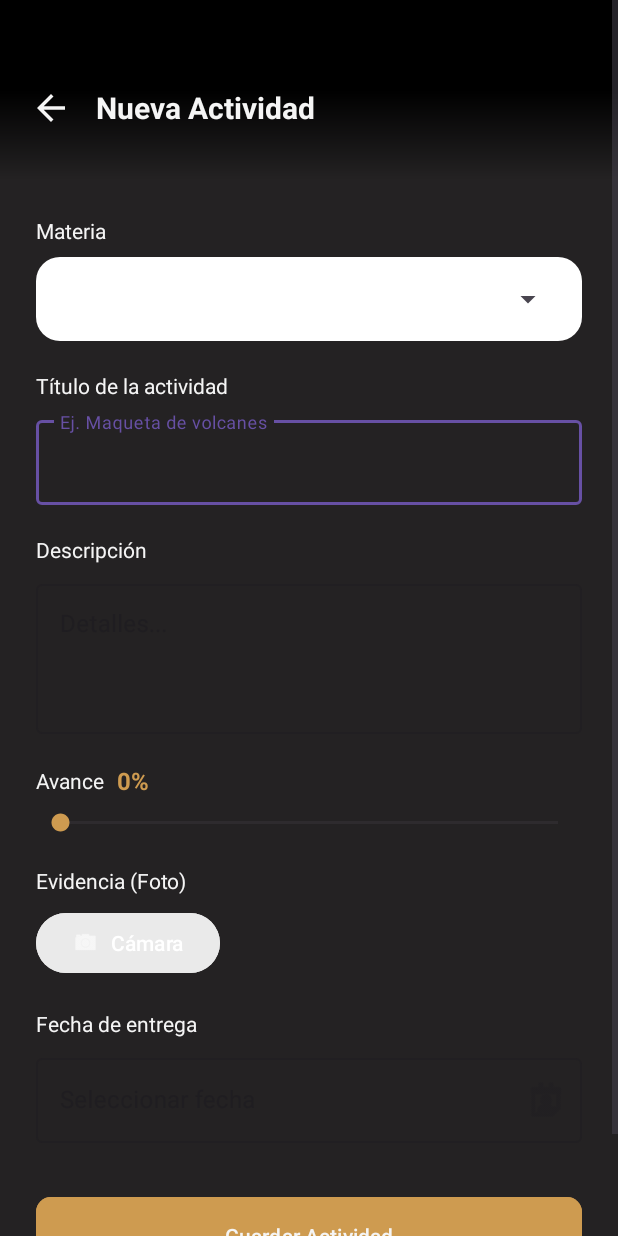
After one commit to IvanIza7/Unibook_DM, an Android app: the fragment AgregarActividad shown on its own in the app's theme, on a phone screen of 412 x 824 dp. The commit adds this screen. Run offline under Robolectric (Android 15) with nearby library versions, the phone set to English and light mode, and no system bars.

```diff
--- /dev/null
+++ b/app/src/main/java/com/navify/unibook/fragments/AgregarActividad.java
@@ -0,0 +1,66 @@
+package com.navify.unibook.fragments;
+
+import android.os.Bundle;
+
+import androidx.fragment.app.Fragment;
+
+import android.view.LayoutInflater;
+import android.view.View;
+import android.view.ViewGroup;
+
+import com.navify.unibook.R;
+
+/**
+ * A simple {@link Fragment} subclass.
+ * Use the {@link AgregarActividad#newInstance} factory method to
+ * create an instance of this fragment.
+ */
+public class AgregarActividad extends Fragment {
+
+    // TODO: Rename parameter arguments, choose names that match
+    // the fragment initialization parameters, e.g. ARG_ITEM_NUMBER
+    private static final String ARG_PARAM1 = "param1";
+    private static final String ARG_PARAM2 = "param2";
+
+    // TODO: Rename and change types of parameters
+    private String mParam1;
+    private String mParam2;
+
+    public AgregarActividad() {
+        // Required empty public constructor
+    }
+
+    /**
+     * Use this factory method to create a new instance of
+     * this fragment using the provided parameters.
+     *
+     * @param param1 Parameter 1.
+     * @param param2 Parameter 2.
+     * @return A new instance of fragment AgregarActividad.
+     */
+    // TODO: Rename and change types and number of parameters
+    public static AgregarActividad newInstance(String param1, String param2) {
+        AgregarActividad fragment = new AgregarActividad();
+        Bundle args = new Bundle();
+        args.putString(ARG_PARAM1, param1);
+        args.putString(ARG_PARAM2, param2);
+        fragment.setArguments(args);
+        return fragment;
+    }
+
+    @Override
+    public void onCreate(Bundle savedInstanceState) {
+        super.onCreate(savedInstanceState);
+        if (getArguments() != null) {
+            mParam1 = getArguments().getString(ARG_PARAM1);
+            mParam2 = getArguments().getString(ARG_PARAM2);
+        }
+    }
+
+    @Override
+    public View onCreateView(LayoutInflater inflater, ViewGroup container,
+                             Bundle savedInstanceState) {
+        // Inflate the layout for this fragment
+        return inflater.inflate(R.layout.fragment_agregar_actividad, container, false);
+    }
+}
--- a/app/src/main/res/drawable/bg_round_card.xml
+++ b/app/src/main/res/drawable/bg_round_card.xml
@@ -1,9 +1,7 @@
 <?xml version="1.0" encoding="utf-8"?>
 <shape xmlns:android="http://schemas.android.com/apk/res/android"
-    android:shape="oval">
+    android:shape="rectangle"> <solid android:color="#FFFFFF"/>
 
-    <solid android:color="#FFFFFF"/>
-    <size
-        android:width="50dp"
-        android:height="50dp"/>
+    <corners android:radius="16dp"/>
+
 </shape>
--- /dev/null
+++ b/app/src/main/res/layout/fragment_agregar_actividad.xml
@@ -0,0 +1,220 @@
+<?xml version="1.0" encoding="utf-8"?>
+<ScrollView xmlns:android="http://schemas.android.com/apk/res/android"
+    xmlns:app="http://schemas.android.com/apk/res-auto"
+    xmlns:tools="http://schemas.android.com/tools"
+    android:layout_width="match_parent"
+    android:layout_height="match_parent"
+    android:fillViewport="true"
+    android:background="@color/colorBackground">
+
+    <LinearLayout
+        android:orientation="vertical"
+        android:layout_width="match_parent"
+        android:layout_height="wrap_content">
+
+        <LinearLayout
+            android:layout_width="match_parent"
+            android:layout_height="120dp"
+            android:gravity="center_vertical"
+            android:paddingHorizontal="20dp"
+            android:paddingTop="24dp"
+            android:background="@drawable/bg_header_gradiente">
+
+            <ImageView
+                android:id="@+id/btnBack"
+                android:layout_width="28dp"
+                android:layout_height="28dp"
+                android:src="@drawable/ic_back"
+                app:tint="@color/colorTextOnDark" />
+
+            <TextView
+                android:layout_width="wrap_content"
+                android:layout_height="wrap_content"
+                android:layout_marginStart="16dp"
+                android:text="@string/titulo_agregar_actividad"
+                android:textColor="@color/colorTextOnDark"
+                android:textSize="20sp"
+                android:textStyle="bold" />
+        </LinearLayout>
+
+        <LinearLayout
+            android:layout_width="match_parent"
+            android:layout_height="wrap_content"
+            android:orientation="vertical"
+            android:padding="24dp">
+
+            <TextView
+                android:layout_width="wrap_content"
+                android:layout_height="wrap_content"
+                android:text="@string/materia"
+                android:textColor="@color/colorTextOnDark"
+                android:textSize="14sp" />
+
+            <FrameLayout
+                android:layout_width="match_parent"
+                android:layout_height="56dp"
+                android:layout_marginTop="8dp"
+                android:background="@drawable/bg_round_card"
+                android:paddingHorizontal="12dp">
+
+                <Spinner
+                    android:id="@+id/spinnerMaterias"
+                    android:layout_width="match_parent"
+                    android:layout_height="match_parent" />
+            </FrameLayout>
+
+            <TextView
+                android:layout_width="wrap_content"
+                android:layout_height="wrap_content"
+                android:layout_marginTop="20dp"
+                android:text="@string/titulo_actividad"
+                android:textColor="@color/colorTextOnDark"
+                android:textSize="14sp" />
+
+            <com.google.android.material.textfield.TextInputLayout
+                android:layout_width="match_parent"
+                android:layout_height="wrap_content"
+                android:layout_marginTop="8dp"
+                style="@style/Widget.MaterialComponents.TextInputLayout.OutlinedBox">
+
+                <com.google.android.material.textfield.TextInputEditText
+                    android:id="@+id/inputTitulo"
+                    android:layout_width="match_parent"
+                    android:layout_height="wrap_content"
+                    android:inputType="textCapSentences"
+                    android:hint="Ej. Maqueta de volcanes" />
+            </com.google.android.material.textfield.TextInputLayout>
+
+            <TextView
+                android:layout_width="wrap_content"
+                android:layout_height="wrap_content"
+                android:layout_marginTop="20dp"
+                android:text="@string/descripcion"
+                android:textColor="@color/colorTextOnDark"
+                android:textSize="14sp" />
+
+            <com.google.android.material.textfield.TextInputLayout
+                android:layout_width="match_parent"
+                android:layout_height="wrap_content"
+                android:layout_marginTop="8dp"
+                style="@style/Widget.MaterialComponents.TextInputLayout.OutlinedBox">
+
+                <com.google.android.material.textfield.TextInputEditText
+                    android:id="@+id/inputDescripcion"
+                    android:layout_width="match_parent"
+                    android:layout_height="100dp"
+                    android:gravity="top|start"
+                    android:inputType="textMultiLine"
+                    android:hint="Detalles..." />
+            </com.google.android.material.textfield.TextInputLayout>
+
+            <LinearLayout
+                android:layout_width="match_parent"
+                android:layout_height="wrap_content"
+                android:orientation="horizontal"
+                android:layout_marginTop="20dp"
+                android:gravity="center_vertical">
+
+                <TextView
+                    android:layout_width="wrap_content"
+                    android:layout_height="wrap_content"
+                    android:text="@string/avance"
+                    android:textColor="@color/colorTextOnDark"
+                    android:textSize="14sp" />
+
+                <TextView
+                    android:id="@+id/txtPorcentajeValor"
+                    android:layout_width="wrap_content"
+                    android:layout_height="wrap_content"
+                    android:text="0%"
+                    android:textStyle="bold"
+                    android:textColor="@color/colorAccent"
+                    android:textSize="16sp"
+                    android:layout_marginStart="8dp"/>
+            </LinearLayout>
+
+            <SeekBar
+                android:id="@+id/seekBarAvance"
+                android:layout_width="match_parent"
+                android:layout_height="wrap_content"
+                android:layout_marginTop="8dp"
+                android:max="100"
+                android:progress="0"
+                android:progressTint="@color/colorAccent"
+                android:thumbTint="@color/colorAccent"/>
+
+            <TextView
+                android:layout_width="wrap_content"
+                android:layout_height="wrap_content"
+                android:layout_marginTop="20dp"
+                android:text="@string/evidencia_foto"
+                android:textColor="@color/colorTextOnDark"
+                android:textSize="14sp" />
+
+            <LinearLayout
+                android:layout_width="wrap_content"
+                android:layout_height="wrap_content"
+                android:orientation="horizontal"
+                android:gravity="center_vertical"
+                android:layout_marginTop="8dp">
+
+                <com.google.android.material.button.MaterialButton
+                    android:id="@+id/btnTomarFoto"
+                    android:layout_width="wrap_content"
+                    android:layout_height="wrap_content"
+                    android:text="@string/camara"
+                    app:icon="@android:drawable/ic_menu_camera"
+                    android:backgroundTint="@color/colorNeutralLight"/>
+
+                <ImageView
+                    android:id="@+id/imgPreviewFoto"
+                    android:layout_width="60dp"
+                    android:layout_height="60dp"
+                    android:layout_marginStart="16dp"
+                    android:background="@drawable/bg_round_card"
+                    android:scaleType="centerCrop"
+                    android:visibility="gone"
+                    tools:visibility="visible"
+                    android:src="@android:drawable/ic_menu_gallery"/>
+            </LinearLayout>
+
+            <TextView
+                android:layout_width="wrap_content"
+                android:layout_height="wrap_content"
+                android:layout_marginTop="20dp"
+                android:text="@string/fecha_entrega"
+                android:textColor="@color/colorTextOnDark"
+                android:textSize="14sp" />
+
+            <com.google.android.material.textfield.TextInputLayout
+                android:layout_width="match_parent"
+                android:layout_height="wrap_content"
+                android:layout_marginTop="8dp"
+                app:endIconMode="custom"
+                app:endIconDrawable="@android:drawable/ic_menu_my_calendar"
+                style="@style/Widget.MaterialComponents.TextInputLayout.OutlinedBox">
+
+                <com.google.android.material.textfield.TextInputEditText
+                    android:id="@+id/inputFecha"
+                    android:layout_width="match_parent"
+                    android:layout_height="wrap_content"
+                    android:focusable="false"
+                    android:clickable="true"
+                    android:hint="Seleccionar fecha" />
+            </com.google.android.material.textfield.TextInputLayout>
+
+
+            <com.google.android.material.button.MaterialButton
+                android:id="@+id/btnGuardarActividad"
+                android:layout_width="match_parent"
+                android:layout_height="60dp"
+                android:layout_marginTop="32dp"
+                android:layout_marginBottom="20dp"
+                android:text="@string/btn_guardar_actividad"
+                app:cornerRadius="10dp"
+                android:backgroundTint="@color/colorAccent"
+                android:textColor="@color/colorTextOnDark" />
+
+        </LinearLayout>
+    </LinearLayout>
+</ScrollView>
--- a/app/src/main/res/values/strings.xml
+++ b/app/src/main/res/values/strings.xml
@@ -56,4 +56,15 @@
     <string name="nombre_materia">Nombre de la materia *</string>
     <string name="nombre_profesor">Nombre del profesor (opcional)</string>
 
+    <!-- Agregar Actividad -->
+    <string name="titulo_agregar_actividad">Nueva Actividad</string>
+    <string name="materia">Materia</string>
+    <string name="titulo_actividad">Título de la actividad</string>
+    <string name="descripcion">Descripción</string>
+    <string name="avance">Avance</string>
+    <string name="evidencia_foto">Evidencia (Foto)</string>
+    <string name="camara">Cámara</string>
+    <string name="fecha_entrega">Fecha de entrega</string>
+    <string name="btn_guardar_actividad">Guardar Actividad"</string>
+
 </resources>
```
